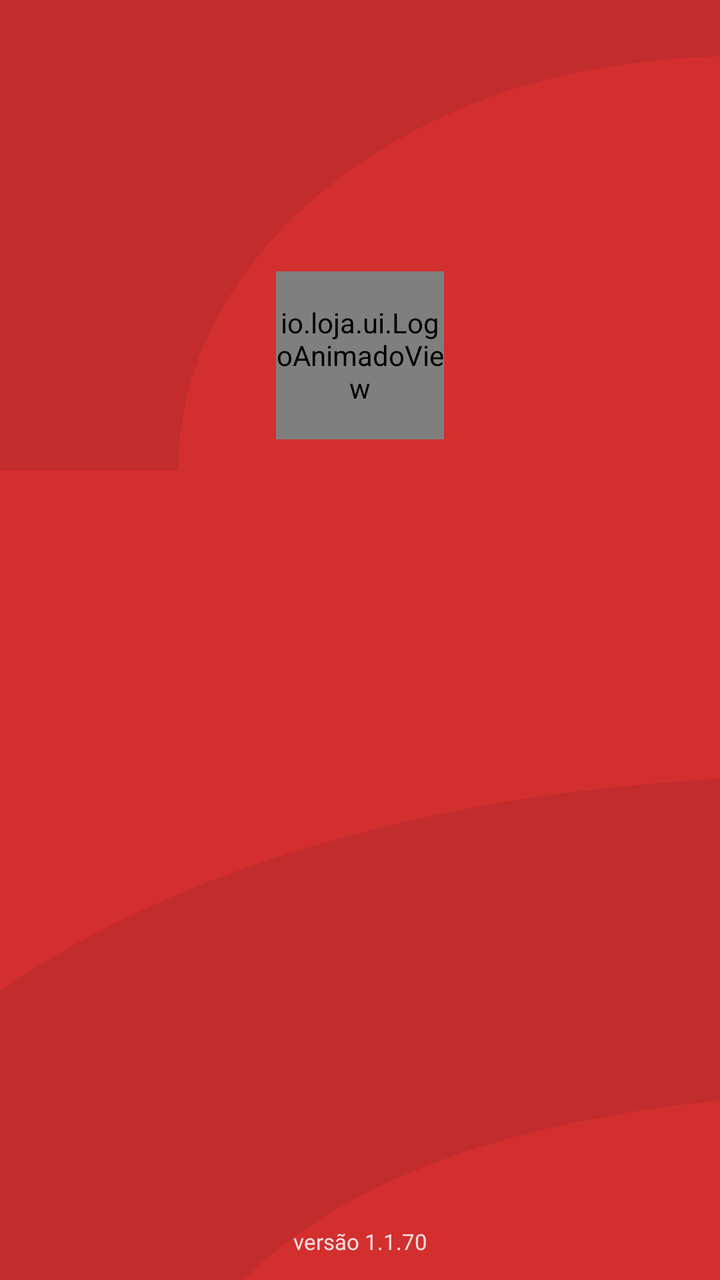
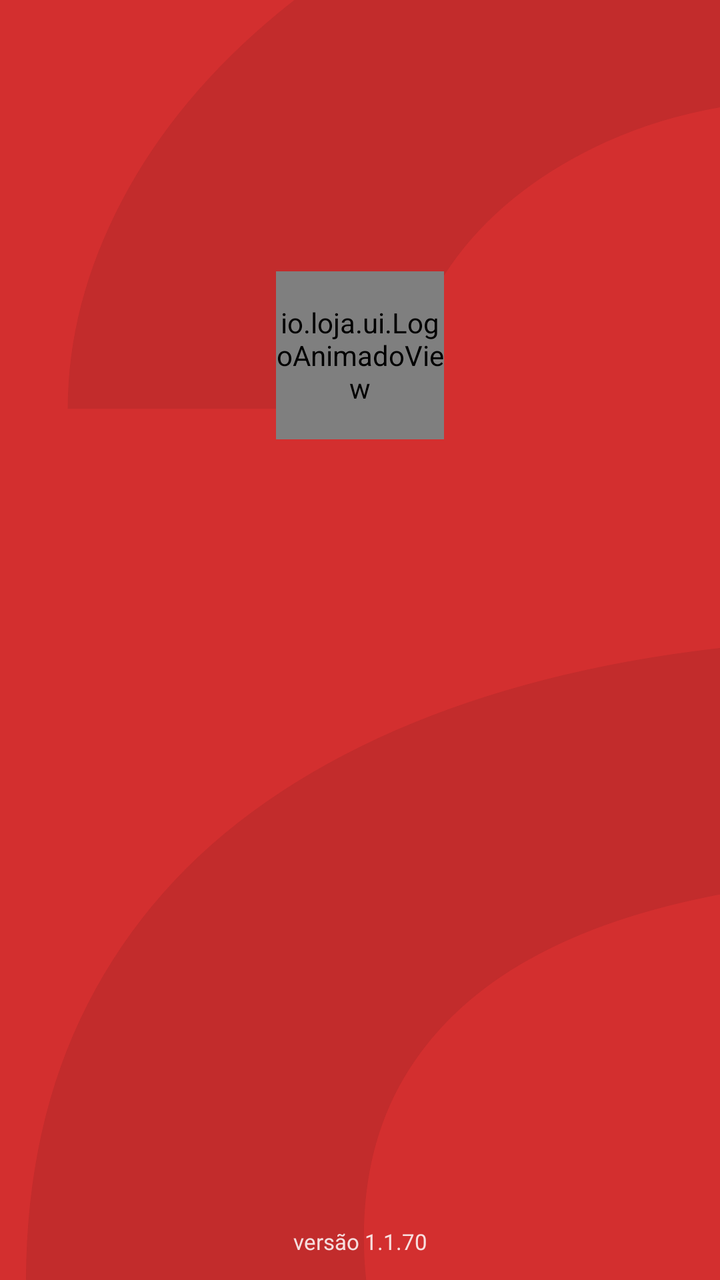

Two renders of the same Android screen: before a commit and after it. Below are the layout's source before the change and the commit's diff.
<!-- AndroidManifest.xml: activity theme AppTheme.NoActionBar -->
<!-- res/layout/activity_login.xml -->
<?xml version="1.0" encoding="utf-8"?>
<androidx.constraintlayout.widget.ConstraintLayout 
    xmlns:android="http://schemas.android.com/apk/res/android"
    xmlns:app="http://schemas.android.com/apk/res-auto"
    xmlns:tools="http://schemas.android.com/tools"
    android:layout_width="match_parent"
    android:layout_height="match_parent"
    android:background="#D32F2F"
    android:clipChildren="false"
    android:clipToPadding="false">

    
    <TextView
        android:id="@+id/txtFundoGigante"
        android:layout_width="wrap_content"
        android:layout_height="wrap_content"
        android:text="a"
        android:textColor="#99111111"
        android:textSize="310sp"
        android:alpha="0.15"
        android:includeFontPadding="false"
        android:scaleX="8.0"
        android:scaleY="8.0"
        android:translationX="200dp"
        app:layout_constraintBottom_toBottomOf="parent"
        app:layout_constraintEnd_toEndOf="parent"
        app:layout_constraintStart_toStartOf="parent"
        app:layout_constraintTop_toTopOf="parent"
        app:layout_constraintVertical_bias="0.55" />

    
    <LinearLayout
        android:id="@+id/headerLogin"
        android:layout_width="match_parent"
        android:layout_height="wrap_content"
        android:orientation="vertical"
        android:gravity="center_horizontal"
        android:paddingStart="16dp"
        android:paddingEnd="16dp"
        android:clipChildren="false"
        android:clipToPadding="false"
        app:layout_constraintTop_toTopOf="parent"
        app:layout_constraintBottom_toTopOf="@id/containerLogin"
        app:layout_constraintStart_toStartOf="parent"
        app:layout_constraintEnd_toEndOf="parent"
        app:layout_constraintVertical_chainStyle="packed"
        app:layout_constraintVertical_bias="0.45">

        <io.loja.ui.LogoAnimadoView
            android:id="@+id/logoGrande"
            android:layout_width="84dp"
            android:layout_height="84dp" />

        <TextView
            android:id="@+id/tvTitulo"
            android:layout_width="wrap_content"
            android:layout_height="wrap_content"
            android:text="minha loja"
            android:textColor="#FFFFFF"
            android:textSize="26sp"
            android:textStyle="bold"
            android:fontFamily="sans-serif-medium"
            android:layout_marginTop="4dp"
            android:alpha="0.0" />

        <TextView
            android:id="@+id/tvDescricao"
            android:layout_width="match_parent"
            android:layout_height="wrap_content"
            android:text="Para ter acesso ao portal, vamos manter os fluxos de autenticação segura."
            android:textColor="#FFFFFF"
            android:textSize="13sp"
            android:fontFamily="sans-serif-medium"
            android:gravity="center"
            android:layout_marginTop="6dp"
            android:alpha="0.0" />
    </LinearLayout>

    
    <LinearLayout
        android:id="@+id/containerLogin"
        android:layout_width="match_parent"
        android:layout_height="wrap_content"
        android:orientation="vertical"
        android:gravity="center_horizontal"
        android:layout_marginStart="16dp"
        android:layout_marginEnd="16dp"
        android:layout_marginTop="16dp"
        android:alpha="0.0"
        app:layout_constraintTop_toBottomOf="@id/headerLogin"
        app:layout_constraintBottom_toTopOf="@id/tvVersaoLogin"
        app:layout_constraintStart_toStartOf="parent"
        app:layout_constraintEnd_toEndOf="parent">

        
        <LinearLayout
            android:layout_width="match_parent"
            android:layout_height="wrap_content"
            android:orientation="vertical"
            android:padding="20dp"
            android:background="@android:color/transparent"
            android:elevation="0dp">

            <TextView
                android:layout_width="wrap_content"
                android:layout_height="wrap_content"
                android:text="americanas.io"
                android:textColor="#FFFFFF"
                android:textSize="16sp"
                android:textStyle="bold"
                android:layout_gravity="center_horizontal" />

            
            <Button
                android:id="@+id/btnEntrar"
                android:layout_width="match_parent"
                android:layout_height="52dp"
                android:layout_marginTop="20dp"
                android:text="Login Microsoft"
                android:textSize="16sp"
                android:fontFamily="sans-serif-bold"
                android:textColor="#1F1F1F"
                android:backgroundTint="#FFFFFF"
                app:cornerRadius="14dp"
                app:icon="@drawable/ic_microsoft"
                app:iconGravity="textStart"
                app:iconTint="@null"
                app:iconPadding="8dp"
                android:textAllCaps="false" />
        </LinearLayout>
    </LinearLayout>


    <TextView
        android:id="@+id/tvVersaoLogin"
        android:layout_width="wrap_content"
        android:layout_height="wrap_content"
        android:text="versão 1.1.70"
        android:textColor="#FFFFFF"
        android:textSize="11sp"
        android:alpha="0.85"
        android:layout_marginBottom="12dp"
        app:layout_constraintBottom_toBottomOf="parent"
        app:layout_constraintStart_toStartOf="parent"
        app:layout_constraintEnd_toEndOf="parent" />

</androidx.constraintlayout.widget.ConstraintLayout>
<!-- resources referenced by this layout -->
<resources>
  <!-- drawable ic_microsoft (drawable) -->
  <vector xmlns:android="http://schemas.android.com/apk/res/android"
      android:width="24dp"
      android:height="24dp"
      android:viewportWidth="24"
      android:viewportHeight="24">
      <path android:fillColor="#F25022" android:pathData="M1,1h10v10h-10z" />
      <path android:fillColor="#7FBA00" android:pathData="M13,1h10v10h-10z" />
      <path android:fillColor="#00A4EF" android:pathData="M1,13h10v10h-10z" />
      <path android:fillColor="#FFBA08" android:pathData="M13,13h10v10h-10z" />
  </vector>
  <style name="AppTheme.NoActionBar" parent="Theme.MaterialComponents.Light.NoActionBar">
          <item name="colorPrimary">@color/primary</item>
          <item name="colorPrimaryVariant">@color/primary_dark</item>
          <item name="colorSecondary">@color/accent</item>
          <item name="android:windowBackground">@color/gray_100</item>
          <item name="android:textColor">@color/gray_900</item>
          <item name="android:statusBarColor">@color/primary</item>
      </style>
  <color name="primary">#D7193F</color>
  <color name="primary_dark">#B0172F</color>
  <color name="accent">#4CAF50</color>
  <color name="gray_100">#F5F5F5</color>
  <color name="gray_900">#212121</color>
</resources>

<!-- the commit's change to res/layout/activity_login.xml (unified diff, before → after) -->
@@ -19,14 +19,14 @@
         android:textSize="310sp"
         android:alpha="0.15"
         android:includeFontPadding="false"
-        android:scaleX="8.0"
-        android:scaleY="8.0"
-        android:translationX="200dp"
+        android:scaleX="6.0"
+        android:scaleY="6.0"
+        android:translationX="240dp"
         app:layout_constraintBottom_toBottomOf="parent"
         app:layout_constraintEnd_toEndOf="parent"
         app:layout_constraintStart_toStartOf="parent"
         app:layout_constraintTop_toTopOf="parent"
-        app:layout_constraintVertical_bias="0.55" />
+        app:layout_constraintVertical_bias="0.35" />
 
     
     <LinearLayout
